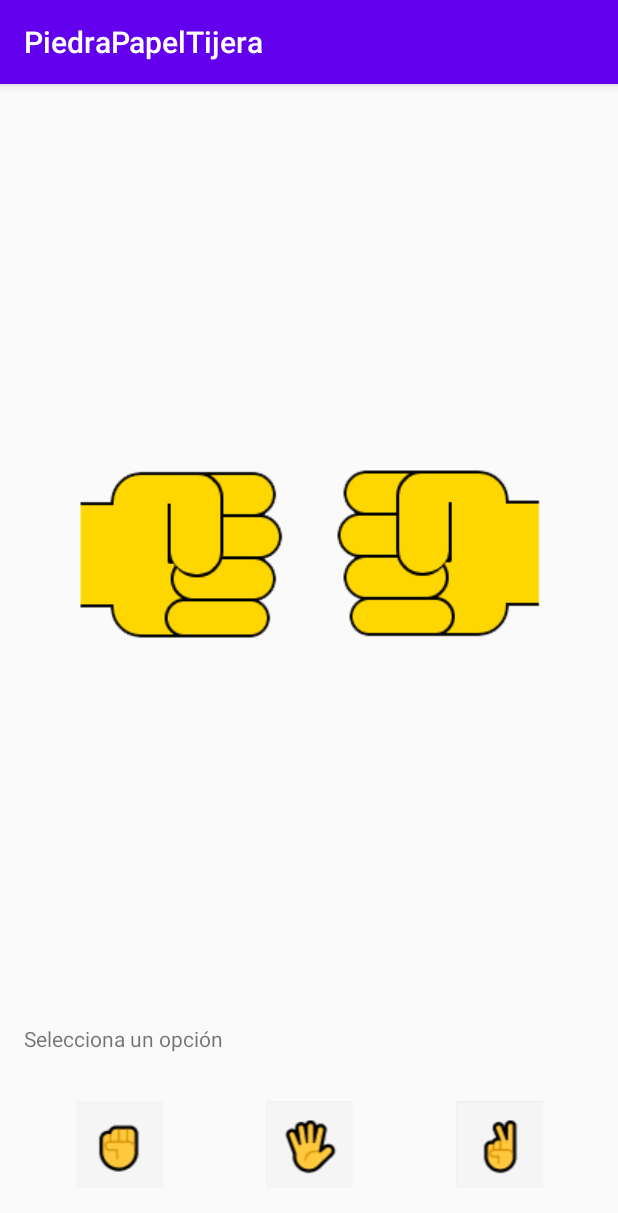
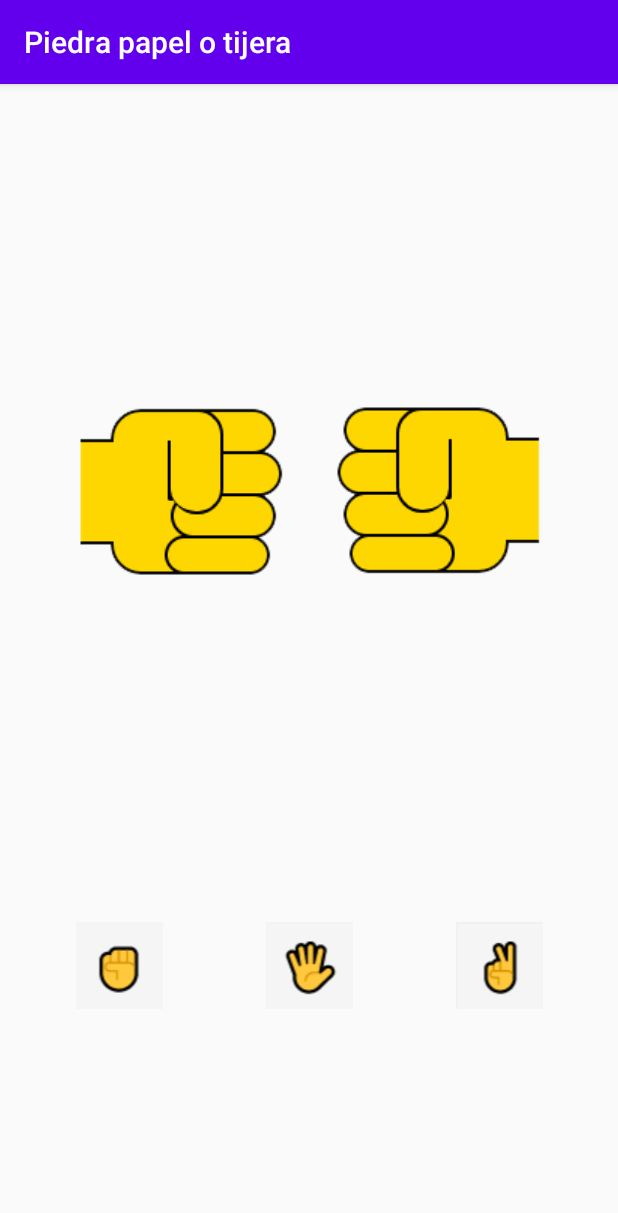
Before and after one commit to jcarloshg/AndroidStudio_PiedraPapelTijera, an Android app: the screen it shows after launch (MainActivity), on a phone screen of 412 x 824 dp. Shown: the top 1213 px of the screen. Run offline under Robolectric (Android 15) with nearby library versions, the phone set to English and light mode, and no system bars.

Commit message:
first commit

```diff
--- a/app/src/main/res/layout/activity_main.xml
+++ b/app/src/main/res/layout/activity_main.xml
@@ -12,11 +12,12 @@
         android:layout_height="wrap_content"
         android:layout_marginStart="16dp"
         android:layout_marginEnd="16dp"
-        android:layout_marginBottom="16dp"
         android:orientation="horizontal"
         app:layout_constraintBottom_toBottomOf="parent"
         app:layout_constraintEnd_toEndOf="parent"
-        app:layout_constraintStart_toStartOf="parent">
+        app:layout_constraintStart_toStartOf="parent"
+        app:layout_constraintTop_toTopOf="parent"
+        app:layout_constraintVertical_bias="0.8">
 
         <ImageView
             android:id="@+id/btn_piedra"
@@ -43,24 +44,13 @@
             app:srcCompat="@drawable/btn_tijera" />
     </LinearLayout>
 
-    <TextView
-        android:id="@+id/textView3"
-        android:layout_width="0dp"
-        android:layout_height="wrap_content"
-        android:layout_marginStart="16dp"
-        android:layout_marginEnd="16dp"
-        android:layout_marginBottom="16dp"
-        android:text="Selecciona un opción"
-        app:layout_constraintBottom_toTopOf="@+id/linearLayout"
-        app:layout_constraintEnd_toEndOf="parent"
-        app:layout_constraintStart_toStartOf="parent" />
-
     <LinearLayout
         android:layout_width="wrap_content"
         android:layout_height="wrap_content"
         android:layout_margin="16dp"
+        android:layout_marginBottom="160dp"
         android:orientation="horizontal"
-        app:layout_constraintBottom_toTopOf="@+id/textView3"
+        app:layout_constraintBottom_toTopOf="@+id/linearLayout"
         app:layout_constraintEnd_toEndOf="parent"
         app:layout_constraintStart_toStartOf="parent"
         app:layout_constraintTop_toTopOf="parent">
--- a/app/src/main/res/layout/activity_resultado.xml
+++ b/app/src/main/res/layout/activity_resultado.xml
@@ -36,10 +36,11 @@
         android:layout_width="wrap_content"
         android:layout_height="wrap_content"
         android:layout_marginStart="16dp"
-        android:layout_marginTop="16dp"
         android:layout_marginEnd="16dp"
         android:text="[RESULTADO]"
-        android:textSize="18sp"
+        android:textColor="#009688"
+        android:textSize="36sp"
+        app:layout_constraintBottom_toBottomOf="parent"
         app:layout_constraintEnd_toEndOf="parent"
         app:layout_constraintStart_toStartOf="parent"
         app:layout_constraintTop_toTopOf="parent" />
--- a/app/src/main/res/values/strings.xml
+++ b/app/src/main/res/values/strings.xml
@@ -1,3 +1,3 @@
 <resources>
-    <string name="app_name">PiedraPapelTijera</string>
+    <string name="app_name">Piedra papel o tijera</string>
 </resources>
```
